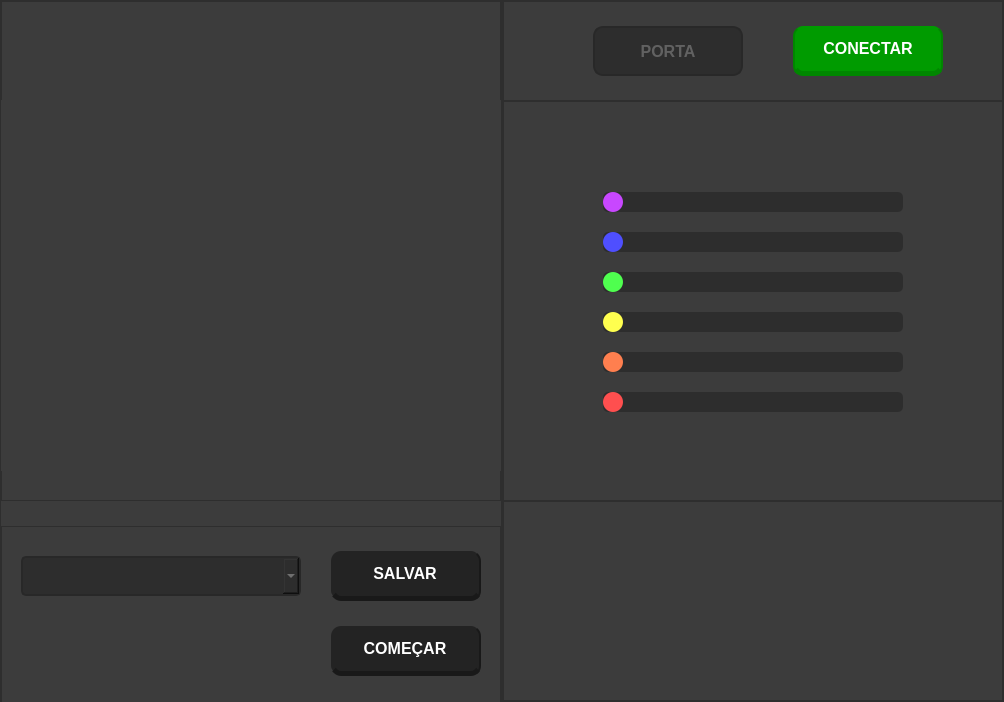
Qt form qt_braco_robo.ui (Red-Dragons-UFSCar/Interface_Braco_Robotico) before a commit.
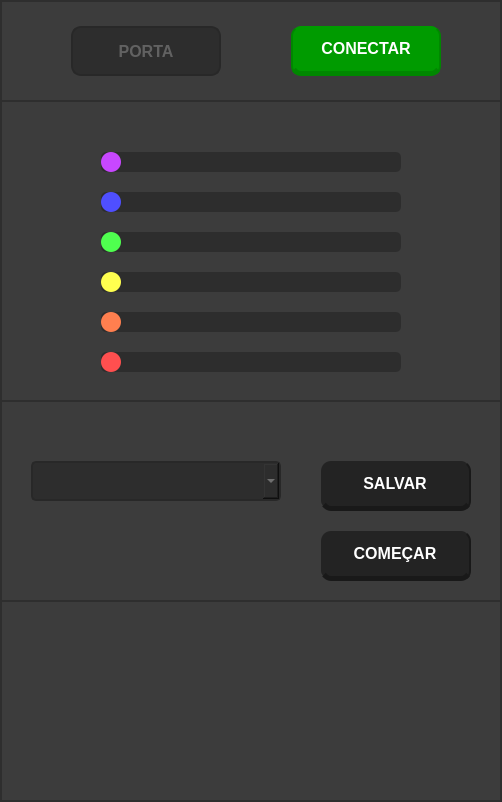
The same form after that commit. Icons and pictures are not drawn. Custom widgets are drawn as their Qt base class.

Commit message:
Alteração no layout da ui e outras pequenas mudanças
Foi alterada a ui para um layout vertical, já que não é mais necessário o plot. Além disso foi removido alguns trechos de códigos que não seriam mais utilizados.

Diff of the .ui file:
```diff
--- a/qt_braco_robo.ui
+++ b/qt_braco_robo.ui
@@ -6,8 +6,8 @@
    <rect>
     <x>0</x>
     <y>0</y>
-    <width>1004</width>
-    <height>702</height>
+    <width>502</width>
+    <height>802</height>
    </rect>
   </property>
   <property name="windowTitle">
@@ -37,240 +37,7 @@
      <number>0</number>
     </property>
     <item>
-     <widget class="QFrame" name="frame_left">
-      <property name="styleSheet">
-       <string notr="true">background-color: rgb(60, 60, 60);</string>
-      </property>
-      <property name="frameShape">
-       <enum>QFrame::StyledPanel</enum>
-      </property>
-      <property name="frameShadow">
-       <enum>QFrame::Raised</enum>
-      </property>
-      <layout class="QVBoxLayout" name="verticalLayout_2">
-       <property name="spacing">
-        <number>0</number>
-       </property>
-       <property name="leftMargin">
-        <number>0</number>
-       </property>
-       <property name="topMargin">
-        <number>0</number>
-       </property>
-       <property name="rightMargin">
-        <number>0</number>
-       </property>
-       <property name="bottomMargin">
-        <number>0</number>
-       </property>
-       <item>
-        <widget class="QFrame" name="plot_frame">
-         <property name="minimumSize">
-          <size>
-           <width>500</width>
-           <height>500</height>
-          </size>
-         </property>
-         <property name="maximumSize">
-          <size>
-           <width>500</width>
-           <height>16777215</height>
-          </size>
-         </property>
-         <property name="styleSheet">
-          <string notr="true">background-color: rgb(60, 60, 60);</string>
-         </property>
-         <property name="frameShape">
-          <enum>QFrame::StyledPanel</enum>
-         </property>
-         <property name="frameShadow">
-          <enum>QFrame::Raised</enum>
-         </property>
-         <widget class="MpWidget" name="MpWidget" native="true">
-          <property name="geometry">
-           <rect>
-            <x>0</x>
-            <y>99</y>
-            <width>501</width>
-            <height>371</height>
-           </rect>
-          </property>
-          <property name="styleSheet">
-          <string notr="true">background-image: url(:/logo/logos_drawio.png);
- background-repeat: not-repeat;</string>
-          </property>
-         </widget>
-        </widget>
-       </item>
-       <item>
-        <widget class="QFrame" name="save_frame">
-         <property name="minimumSize">
-          <size>
-           <width>0</width>
-           <height>200</height>
-          </size>
-         </property>
-         <property name="maximumSize">
-          <size>
-           <width>16777215</width>
-           <height>150</height>
-          </size>
-         </property>
-         <property name="styleSheet">
-          <string notr="true">background-color: rgb(60, 60, 60);</string>
-         </property>
-         <property name="frameShape">
-          <enum>QFrame::StyledPanel</enum>
-         </property>
-         <property name="frameShadow">
-          <enum>QFrame::Raised</enum>
-         </property>
-         <widget class="QComboBox" name="pos_list">
-          <property name="geometry">
-           <rect>
-            <x>20</x>
-            <y>30</y>
-            <width>280</width>
-            <height>40</height>
-           </rect>
-          </property>
-          <property name="styleSheet">
-           <string notr="true">QComboBox {
-	background-color: rgb(45, 45, 45);
-	border: 2px solid rgb(40, 40, 40);
-	border-radius: 5px;
-	padding: 10px;
-	color: rgb(150, 150, 150);
-}
-QComboBox:hover {
-	background-color: rgb(54, 40, 40);
-	border: 2px solid rgb(150, 0, 0);
-	border-radius: 5px;
-	padding: 10px;
-	color: rgb(150, 150, 150);
-}
-</string>
-          </property>
-          <property name="insertPolicy">
-           <enum>QComboBox::InsertAtBottom</enum>
-          </property>
-          <property name="placeholderText">
-           <string/>
-          </property>
-         </widget>
-         <widget class="QPushButton" name="save_bt">
-          <property name="geometry">
-           <rect>
-            <x>330</x>
-            <y>25</y>
-            <width>150</width>
-            <height>50</height>
-           </rect>
-          </property>
-          <property name="font">
-           <font>
-            <pointsize>12</pointsize>
-            <weight>75</weight>
-            <bold>true</bold>
-           </font>
-          </property>
-          <property name="mouseTracking">
-           <bool>true</bool>
-          </property>
-          <property name="contextMenuPolicy">
-           <enum>Qt::DefaultContextMenu</enum>
-          </property>
-          <property name="styleSheet">
-           <string notr="true">QPushButton {
-	background-color: rgb(35, 35, 35);
-	border-left: 2px solid rgb(25, 25, 25	);
-	border-right: 2px solid rgb(25, 25, 25);
-	border-bottom: 5px solid rgb(25, 25, 25);
-	border-radius: 10px;
-	color: white;
-}
-QPushButton:hover {
-	background-color: rgb(54, 40, 40	);
-	border-left: 2px solid rgb(26, 19, 19);
-	border-right: 2px solid rgb(26, 19, 19);
-	border-bottom: 5px solid rgb(26, 19, 19);
-	border-radius: 10px;
-	color: white;
-}
-QPushButton:pressed {
-	background-color: rgb(36, 29, 29);
-	border-left: 2px solid rgb(23, 16, 16);
-	border-right: 2px solid rgb(23, 16, 16);
-	border-top: 4px solid rgb(23, 16, 16);
-	border-bottom: 1px solid rgb(23, 16, 16);
-	border-radius: 10px;
-	color: white;
-}</string>
-          </property>
-          <property name="text">
-           <string>SALVAR</string>
-          </property>
-         </widget>
-         <widget class="QPushButton" name="play_bt">
-          <property name="geometry">
-           <rect>
-            <x>330</x>
-            <y>100</y>
-            <width>150</width>
-            <height>50</height>
-           </rect>
-          </property>
-          <property name="font">
-           <font>
-            <pointsize>12</pointsize>
-            <weight>75</weight>
-            <bold>true</bold>
-           </font>
-          </property>
-          <property name="mouseTracking">
-           <bool>true</bool>
-          </property>
-          <property name="contextMenuPolicy">
-           <enum>Qt::DefaultContextMenu</enum>
-          </property>
-          <property name="styleSheet">
-           <string notr="true">QPushButton {
-	background-color: rgb(35, 35, 35);
-	border-left: 2px solid rgb(25, 25, 25	);
-	border-right: 2px solid rgb(25, 25, 25);
-	border-bottom: 5px solid rgb(25, 25, 25);
-	border-radius: 10px;
-	color: white;
-}
-QPushButton:hover {
-	background-color: rgb(54, 40, 40	);
-	border-left: 2px solid rgb(26, 19, 19);
-	border-right: 2px solid rgb(26, 19, 19);
-	border-bottom: 5px solid rgb(26, 19, 19);
-	border-radius: 10px;
-	color: white;
-}
-QPushButton:pressed {
-	background-color: rgb(36, 29, 29);
-	border-left: 2px solid rgb(23, 16, 16);
-	border-right: 2px solid rgb(23, 16, 16);
-	border-top: 4px solid rgb(23, 16, 16);
-	border-bottom: 1px solid rgb(23, 16, 16);
-	border-radius: 10px;
-	color: white;
-}</string>
-          </property>
-          <property name="text">
-           <string>COMEÇAR</string>
-          </property>
-         </widget>
-        </widget>
-       </item>
-      </layout>
-     </widget>
-    </item>
-    <item>
-     <widget class="QFrame" name="frame_right">
+     <widget class="QFrame" name="mainframe">
       <property name="styleSheet">
        <string notr="true">background-color: rgb(60, 60, 60);</string>
       </property>
@@ -382,7 +149,7 @@
          <widget class="QLineEdit" name="com_line">
           <property name="geometry">
            <rect>
-            <x>90</x>
+            <x>70</x>
             <y>25</y>
             <width>150</width>
             <height>50</height>
@@ -444,7 +211,7 @@
           <property name="geometry">
            <rect>
             <x>100</x>
-            <y>90</y>
+            <y>50</y>
             <width>300</width>
             <height>22</height>
            </rect>
@@ -482,7 +249,7 @@
           <property name="geometry">
            <rect>
             <x>100</x>
-            <y>130</y>
+            <y>90</y>
             <width>300</width>
             <height>22</height>
            </rect>
@@ -514,7 +281,7 @@
           <property name="geometry">
            <rect>
             <x>100</x>
-            <y>170</y>
+            <y>130</y>
             <width>300</width>
             <height>22</height>
            </rect>
@@ -546,7 +313,7 @@
           <property name="geometry">
            <rect>
             <x>100</x>
-            <y>210</y>
+            <y>170</y>
             <width>300</width>
             <height>22</height>
            </rect>
@@ -578,7 +345,7 @@
           <property name="geometry">
            <rect>
             <x>100</x>
-            <y>250</y>
+            <y>210</y>
             <width>300</width>
             <height>22</height>
            </rect>
@@ -610,7 +377,7 @@
           <property name="geometry">
            <rect>
             <x>100</x>
-            <y>290</y>
+            <y>250</y>
             <width>300</width>
             <height>22</height>
            </rect>
@@ -640,6 +407,161 @@
          </widget>
         </widget>
        </item>
+       <item>
+        <widget class="QFrame" name="save_frame_r">
+         <property name="minimumSize">
+          <size>
+           <width>0</width>
+           <height>200</height>
+          </size>
+         </property>
+         <property name="frameShape">
+          <enum>QFrame::StyledPanel</enum>
+         </property>
+         <property name="frameShadow">
+          <enum>QFrame::Raised</enum>
+         </property>
+         <widget class="QPushButton" name="save_bt_2">
+          <property name="geometry">
+           <rect>
+            <x>320</x>
+            <y>60</y>
+            <width>150</width>
+            <height>50</height>
+           </rect>
+          </property>
+          <property name="font">
+           <font>
+            <pointsize>12</pointsize>
+            <weight>75</weight>
+            <bold>true</bold>
+           </font>
+          </property>
+          <property name="mouseTracking">
+           <bool>true</bool>
+          </property>
+          <property name="contextMenuPolicy">
+           <enum>Qt::DefaultContextMenu</enum>
+          </property>
+          <property name="styleSheet">
+           <string notr="true">QPushButton {
+	background-color: rgb(35, 35, 35);
+	border-left: 2px solid rgb(25, 25, 25	);
+	border-right: 2px solid rgb(25, 25, 25);
+	border-bottom: 5px solid rgb(25, 25, 25);
+	border-radius: 10px;
+	color: white;
+}
+QPushButton:hover {
+	background-color: rgb(54, 40, 40	);
+	border-left: 2px solid rgb(26, 19, 19);
+	border-right: 2px solid rgb(26, 19, 19);
+	border-bottom: 5px solid rgb(26, 19, 19);
+	border-radius: 10px;
+	color: white;
+}
+QPushButton:pressed {
+	background-color: rgb(36, 29, 29);
+	border-left: 2px solid rgb(23, 16, 16);
+	border-right: 2px solid rgb(23, 16, 16);
+	border-top: 4px solid rgb(23, 16, 16);
+	border-bottom: 1px solid rgb(23, 16, 16);
+	border-radius: 10px;
+	color: white;
+}</string>
+          </property>
+          <property name="text">
+           <string>SALVAR</string>
+          </property>
+         </widget>
+         <widget class="QPushButton" name="play_bt_2">
+          <property name="geometry">
+           <rect>
+            <x>320</x>
+            <y>130</y>
+            <width>150</width>
+            <height>50</height>
+           </rect>
+          </property>
+          <property name="font">
+           <font>
+            <pointsize>12</pointsize>
+            <weight>75</weight>
+            <bold>true</bold>
+           </font>
+          </property>
+          <property name="mouseTracking">
+           <bool>true</bool>
+          </property>
+          <property name="contextMenuPolicy">
+           <enum>Qt::DefaultContextMenu</enum>
+          </property>
+          <property name="styleSheet">
+           <string notr="true">QPushButton {
+	background-color: rgb(35, 35, 35);
+	border-left: 2px solid rgb(25, 25, 25	);
+	border-right: 2px solid rgb(25, 25, 25);
+	border-bottom: 5px solid rgb(25, 25, 25);
+	border-radius: 10px;
+	color: white;
+}
+QPushButton:hover {
+	background-color: rgb(54, 40, 40	);
+	border-left: 2px solid rgb(26, 19, 19);
+	border-right: 2px solid rgb(26, 19, 19);
+	border-bottom: 5px solid rgb(26, 19, 19);
+	border-radius: 10px;
+	color: white;
+}
+QPushButton:pressed {
+	background-color: rgb(36, 29, 29);
+	border-left: 2px solid rgb(23, 16, 16);
+	border-right: 2px solid rgb(23, 16, 16);
+	border-top: 4px solid rgb(23, 16, 16);
+	border-bottom: 1px solid rgb(23, 16, 16);
+	border-radius: 10px;
+	color: white;
+}</string>
+          </property>
+          <property name="text">
+           <string>COMEÇAR</string>
+          </property>
+         </widget>
+         <widget class="QComboBox" name="pos_list_2">
+          <property name="geometry">
+           <rect>
+            <x>30</x>
+            <y>60</y>
+            <width>250</width>
+            <height>40</height>
+           </rect>
+          </property>
+          <property name="styleSheet">
+           <string notr="true">QComboBox {
+	background-color: rgb(45, 45, 45);
+	border: 2px solid rgb(40, 40, 40);
+	border-radius: 5px;
+	padding: 10px;
+	color: rgb(150, 150, 150);
+}
+QComboBox:hover {
+	background-color: rgb(54, 40, 40);
+	border: 2px solid rgb(150, 0, 0);
+	border-radius: 5px;
+	padding: 10px;
+	color: rgb(150, 150, 150);
+}
+</string>
+          </property>
+          <property name="insertPolicy">
+           <enum>QComboBox::InsertAtBottom</enum>
+          </property>
+          <property name="placeholderText" stdset="0">
+           <string/>
+          </property>
+         </widget>
+        </widget>
+       </item>
        <item>
         <widget class="QFrame" name="logo_frame">
          <property name="minimumSize">
@@ -672,14 +594,6 @@
    </layout>
   </widget>
  </widget>
- <customwidgets>
-  <customwidget>
-   <class>MpWidget</class>
-   <extends>QWidget</extends>
-   <header>mpwidget.h</header>
-   <container>1</container>
-  </customwidget>
- </customwidgets>
  <resources>
   <include location="../../../../../../../../../../Pictures/qt_braco.qrc"/>
  </resources>
```
Left out of the diff: 2 changed lines with no effect on the pictures. The commit also changes 2 other files.
